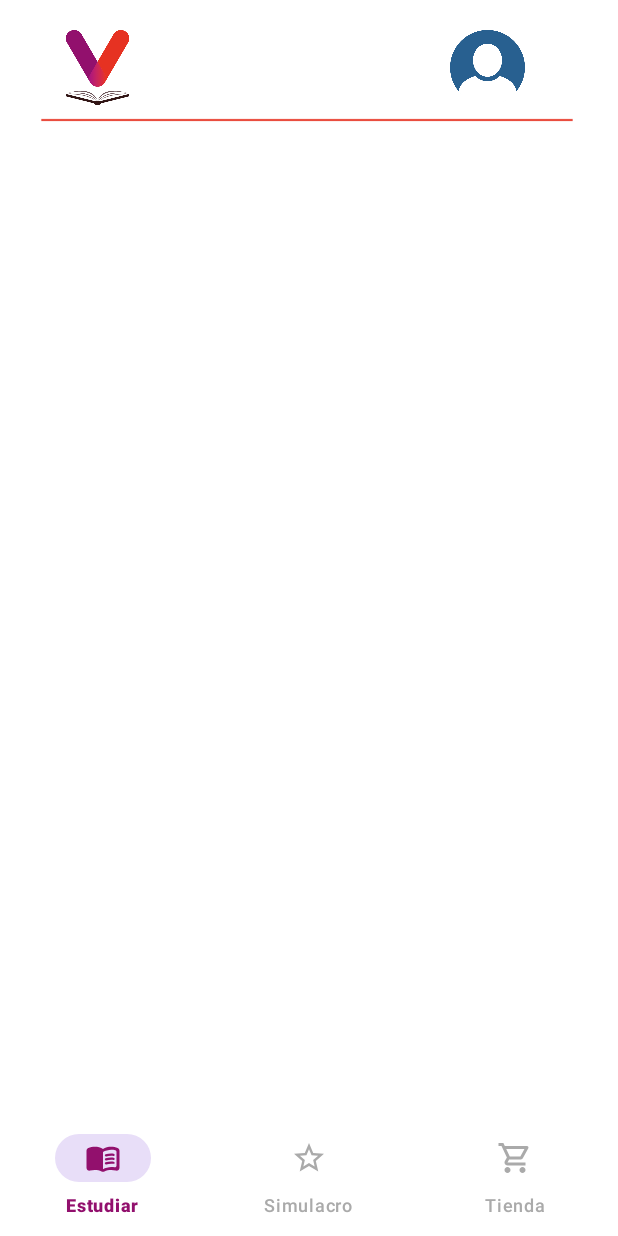
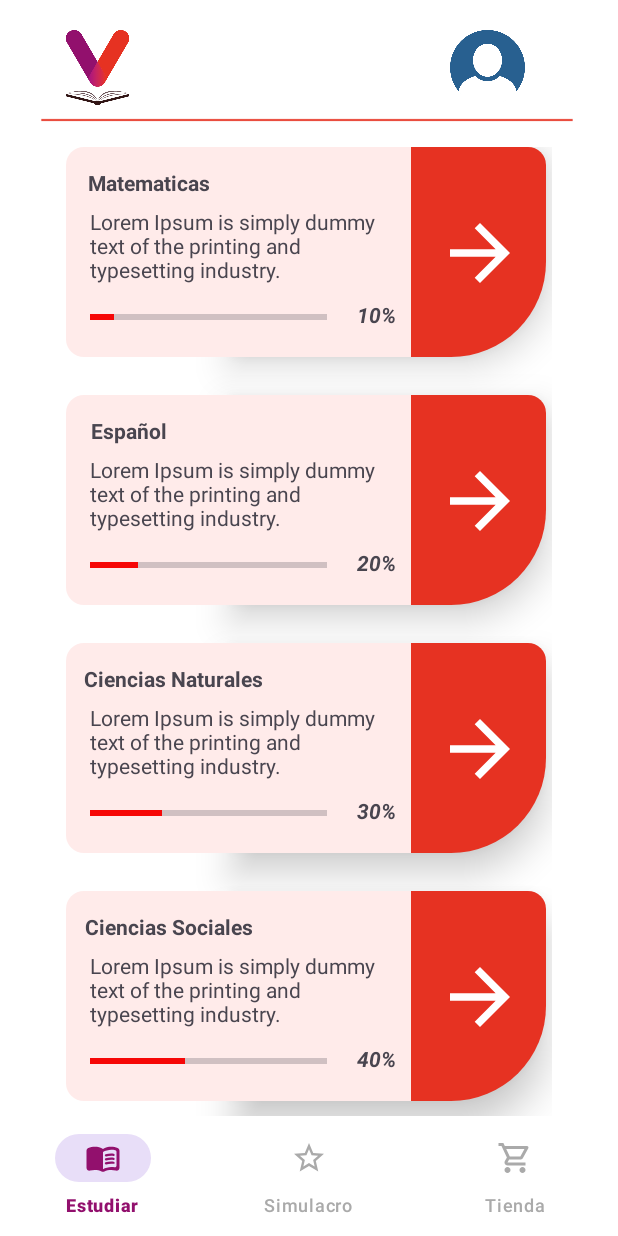
Before and after one commit to Virtualica/mobile-android, an Android app: the FragmentActivity screen opened directly, with no data from a screen before it, on a phone screen of 412 x 824 dp. Run offline under Robolectric (Android 15) with nearby library versions, the phone set to English and light mode, and no system bars.

Commit message:
Fix: fixing category principal design

```diff
--- a/app/src/main/java/com/virtualica/mobile_android/CategoryView.kt
+++ b/app/src/main/java/com/virtualica/mobile_android/CategoryFragment.kt
@@ -1,22 +1,15 @@
 package com.virtualica.mobile_android
 
-import android.content.Intent
-import androidx.appcompat.app.AppCompatActivity
 import android.os.Bundle
 import android.view.LayoutInflater
 import android.view.View
 import android.view.ViewGroup
-import android.widget.ArrayAdapter
-import android.widget.AutoCompleteTextView
 import android.widget.ListView
 import androidx.fragment.app.Fragment
 import androidx.recyclerview.widget.LinearLayoutManager
-import androidx.recyclerview.widget.RecyclerView
 import com.virtualica.mobile_android.databinding.FragmentItemListBinding
-import kotlinx.android.synthetic.main.fragment_item_list.*
-import kotlinx.android.synthetic.main.register_container.*
 
-class CategoryView : Fragment() {
+class CategoryFragment : Fragment() {
 
     private lateinit var elementsList: ListView
     private var _binding : FragmentItemListBinding? = null
@@ -44,7 +37,7 @@ class CategoryView : Fragment() {
     }
     companion object{
         @JvmStatic
-        fun newInstance() = CategoryView()
+        fun newInstance() = CategoryFragment()
     }
 
 
--- a/app/src/main/java/com/virtualica/mobile_android/FragmentActivity.kt
+++ b/app/src/main/java/com/virtualica/mobile_android/FragmentActivity.kt
@@ -17,13 +17,14 @@ class FragmentActivity : AppCompatActivity() {
     override fun onCreate(savedInstanceState: Bundle?) {
         super.onCreate(savedInstanceState)
         setContentView(R.layout.bottom_bar)
+        showFragment(CategoryFragment.newInstance())
 
 
         navigator = findViewById(R.id.navigator)
 
         navigator.setOnItemSelectedListener { menuItem ->
             if (menuItem.itemId == R.id.book) {
-                showFragment(CategoryView.newInstance())
+                showFragment(CategoryFragment.newInstance())
             } else if (menuItem.itemId == R.id.simulation) {
                 //showFragment(newTaskFragment)
             } else if (menuItem.itemId == R.id.shop) {
--- a/app/src/main/java/com/virtualica/mobile_android/MycategoryRecyclerViewAdapter.kt
+++ b/app/src/main/java/com/virtualica/mobile_android/MycategoryRecyclerViewAdapter.kt
@@ -15,14 +15,18 @@ import com.virtualica.mobile_android.databinding.FragmentItemBinding
  * TODO: Replace the implementation with code for your data type.
  */
 
-
-
-class MycategoryRecyclerViewAdapter: RecyclerView.Adapter<MycategoryRecyclerViewAdapter.CategoryViewHolder>(){
+class MycategoryRecyclerViewAdapter:
+    RecyclerView.Adapter<MycategoryRecyclerViewAdapter.CategoryViewHolder>(){
 
     private val titleCat = arrayOf("Matematicas", "Español", "Ciencias Naturales", "Ciencias Sociales", "Ingles")
-    private val textCat = arrayOf("1","2","3","4","5")
-    private val percentageCat = arrayOf("1","2","3","4","5")
-    private val progressBarCat = arrayOf("1","2","3","4","5")
+    private val textCat = arrayOf(
+        "Lorem Ipsum is simply dummy text of the printing and typesetting industry.",
+        "Lorem Ipsum is simply dummy text of the printing and typesetting industry.",
+        "Lorem Ipsum is simply dummy text of the printing and typesetting industry.",
+        "Lorem Ipsum is simply dummy text of the printing and typesetting industry.",
+        "Lorem Ipsum is simply dummy text of the printing and typesetting industry.")
+    private val percentageCat = arrayOf("10%","20%","30%","40%","50%")
+    private val progressBarCat = arrayOf("10","20","30","40","50")
 
     inner class CategoryViewHolder(itemView : View): RecyclerView.ViewHolder(itemView) {
         var title: TextView = itemView.findViewById(R.id.titleCategoryView)
--- /dev/null
+++ b/app/src/main/java/com/virtualica/mobile_android/TopicFragment.java
@@ -0,0 +1,6 @@
+package com.virtualica.mobile_android;
+
+public class TopicFragment {
+
+
+}
--- a/app/src/main/java/com/virtualica/mobile_android/topicsFragment.kt
+++ b/app/src/main/java/com/virtualica/mobile_android/topicsFragment.kt
@@ -38,7 +38,7 @@ class topicsFragment : Fragment() {
                     columnCount <= 1 -> LinearLayoutManager(context)
                     else -> GridLayoutManager(context, columnCount)
                 }
-                adapter = MytopicsRecyclerViewAdapter(PlaceholderContent.ITEMS)
+                //adapter = MytopicsRecyclerViewAdapter(PlaceholderContent.ITEMS)
             }
         }
         return view
--- /dev/null
+++ b/app/src/main/res/drawable/ic_baseline_arrow_forward_24.xml
@@ -0,0 +1,5 @@
+<vector android:height="60dp" android:tint="#FFFFFF"
+    android:viewportHeight="24" android:viewportWidth="24"
+    android:width="60dp" xmlns:android="http://schemas.android.com/apk/res/android">
+    <path android:fillColor="@android:color/white" android:pathData="M12,4l-1.41,1.41L16.17,11H4v2h12.17l-5.58,5.59L12,20l8,-8z"/>
+</vector>
--- a/app/src/main/res/drawable/shapestopic.xml
+++ b/app/src/main/res/drawable/shapestopic.xml
@@ -2,5 +2,5 @@
 <shape xmlns:android="http://schemas.android.com/apk/res/android"
     android:shape="rectangle">
     <corners android:radius="65dp"/>
-    <solid android:color="#DE1649"/>
+    <solid android:color="#C67187"/>
 </shape>
--- a/app/src/main/res/layout/fragment_item.xml
+++ b/app/src/main/res/layout/fragment_item.xml
@@ -1,57 +1,68 @@
 <?xml version="1.0" encoding="utf-8"?>
+
+
 <androidx.constraintlayout.widget.ConstraintLayout xmlns:android="http://schemas.android.com/apk/res/android"
     xmlns:app="http://schemas.android.com/apk/res-auto"
     xmlns:tools="http://schemas.android.com/tools"
-    android:layout_width="wrap_content"
-    android:layout_height="wrap_content"
-    android:orientation="horizontal"
+    android:layout_width="match_parent"
+    android:layout_height="145dp"
+
+    android:layout_marginBottom="20dp"
     android:background="@drawable/trapecio"
-    android:layout_marginBottom="25dp"
-    >
+    android:elevation="15dp"
+    android:orientation="horizontal">
 
 
     <androidx.constraintlayout.widget.ConstraintLayout
-        android:layout_width="322dp"
-        android:layout_height="145dp"
+        android:layout_width="328dp"
+        android:layout_height="116dp"
+        android:outlineAmbientShadowColor="#C5BABA"
         app:layout_constraintBottom_toBottomOf="parent"
         app:layout_constraintEnd_toEndOf="parent"
+        app:layout_constraintHorizontal_bias="0.0"
         app:layout_constraintStart_toStartOf="parent"
-        app:layout_constraintTop_toTopOf="parent">
+        app:layout_constraintTop_toTopOf="parent"
+        app:layout_constraintVertical_bias="0.48">
 
         <TextView
             android:id="@+id/titleCategoryView"
             android:layout_width="wrap_content"
             android:layout_height="wrap_content"
             android:text="TextView"
+            android:textStyle="bold"
             app:layout_constraintBottom_toBottomOf="parent"
             app:layout_constraintEnd_toEndOf="parent"
-            app:layout_constraintHorizontal_bias="0.06"
+            app:layout_constraintHorizontal_bias="0.059"
             app:layout_constraintStart_toStartOf="parent"
             app:layout_constraintTop_toTopOf="parent"
-            app:layout_constraintVertical_bias="0.126" />
+            app:layout_constraintVertical_bias="0.0" />
 
         <TextView
             android:id="@+id/categoryText"
-            android:layout_width="wrap_content"
-            android:layout_height="wrap_content"
+            android:layout_width="207dp"
+            android:layout_height="57dp"
+            android:layout_marginStart="16dp"
             android:text="TextView"
             app:layout_constraintBottom_toTopOf="@+id/progressBarCategory"
             app:layout_constraintEnd_toStartOf="@+id/imageButton"
-            app:layout_constraintHorizontal_bias="0.082"
+            app:layout_constraintHorizontal_bias="0.0"
             app:layout_constraintStart_toStartOf="parent"
             app:layout_constraintTop_toBottomOf="@+id/titleCategoryView"
-            app:layout_constraintVertical_bias="0.187" />
+            app:layout_constraintVertical_bias="0.411" />
 
         <ProgressBar
             android:id="@+id/progressBarCategory"
             style="?android:attr/progressBarStyleHorizontal"
             android:layout_width="158dp"
             android:layout_height="14dp"
-            android:layout_marginStart="24dp"
+            android:layout_marginStart="16dp"
+            android:indeterminate="false"
+            android:max="100"
+            android:progressTint="#F60707"
             app:layout_constraintBottom_toBottomOf="parent"
             app:layout_constraintStart_toStartOf="parent"
             app:layout_constraintTop_toBottomOf="@+id/titleCategoryView"
-            app:layout_constraintVertical_bias="0.697" />
+            app:layout_constraintVertical_bias="0.891" />
 
         <TextView
             android:id="@+id/categoryPercentage"
@@ -59,25 +70,27 @@
             android:layout_height="wrap_content"
             android:layout_marginStart="158dp"
             android:text="TextView"
+            android:textStyle="bold|italic"
             app:layout_constraintBottom_toBottomOf="parent"
             app:layout_constraintEnd_toStartOf="@+id/imageButton"
-            app:layout_constraintHorizontal_bias="0.0"
+            app:layout_constraintHorizontal_bias="0.4"
             app:layout_constraintStart_toStartOf="@+id/progressBarCategory"
             app:layout_constraintTop_toTopOf="parent"
-            app:layout_constraintVertical_bias="0.769" />
+            app:layout_constraintVertical_bias="0.907" />
 
         <ImageButton
             android:id="@+id/imageButton"
             android:layout_width="53dp"
             android:layout_height="53dp"
             android:background="@android:color/transparent"
+            android:contentDescription="@string/action_settings"
             app:layout_constraintBottom_toBottomOf="parent"
             app:layout_constraintEnd_toEndOf="parent"
             app:layout_constraintHorizontal_bias="0.907"
             app:layout_constraintStart_toStartOf="parent"
             app:layout_constraintTop_toTopOf="parent"
             app:layout_constraintVertical_bias="0.478"
-            app:srcCompat="@drawable/ic_baseline_arrow_right_alt_24" />
+            app:srcCompat="@drawable/ic_baseline_arrow_forward_24" />
     </androidx.constraintlayout.widget.ConstraintLayout>
 
 </androidx.constraintlayout.widget.ConstraintLayout>
--- a/app/src/main/res/layout/fragment_item_list.xml
+++ b/app/src/main/res/layout/fragment_item_list.xml
@@ -15,7 +15,7 @@
         android:id="@+id/textView5"
         android:layout_width="wrap_content"
         android:layout_height="0dp"
-        android:layout_marginTop="32dp"
+        android:layout_marginTop="4dp"
         android:text="@string/categoryTitle"
         android:textColor="#F44336"
         android:textSize="28sp"
@@ -27,12 +27,12 @@
 
     <androidx.recyclerview.widget.RecyclerView
         android:id="@+id/listInCategory"
-        android:layout_width="326dp"
-        android:layout_height="612dp"
-        android:layout_marginTop="48dp"
+        android:layout_width="324dp"
+        android:layout_height="646dp"
+        android:layout_marginTop="44dp"
         app:layoutManager="LinearLayoutManager"
         app:layout_constraintEnd_toEndOf="parent"
-        app:layout_constraintHorizontal_bias="0.492"
+        app:layout_constraintHorizontal_bias="0.5"
         app:layout_constraintStart_toStartOf="parent"
         app:layout_constraintTop_toBottomOf="@+id/textView5"
         tools:listitem="@layout/fragment_item" />
@@ -48,14 +48,6 @@
         app:layout_constraintHorizontal_bias="0.497"
         app:layout_constraintStart_toStartOf="parent"
         app:layout_constraintTop_toBottomOf="@+id/textView5"
-        app:layout_constraintVertical_bias="0.735" />
-
-    <ImageView
-        android:id="@+id/imageView3"
-        android:layout_width="410dp"
-        android:layout_height="19dp"
-        android:src="@drawable/bar_separator"
-        tools:layout_editor_absoluteX="2dp"
-        tools:layout_editor_absoluteY="1dp" />
+        app:layout_constraintVertical_bias="0.192" />
 
 </androidx.constraintlayout.widget.ConstraintLayout>
```
Also changed, not shown: app/src/main/java/com/virtualica/mobile_android/MytopicsRecyclerViewAdapter.kt (+9 -24 lines), app/src/main/res/layout/fragment_item2.xml (+10 -6 lines).
